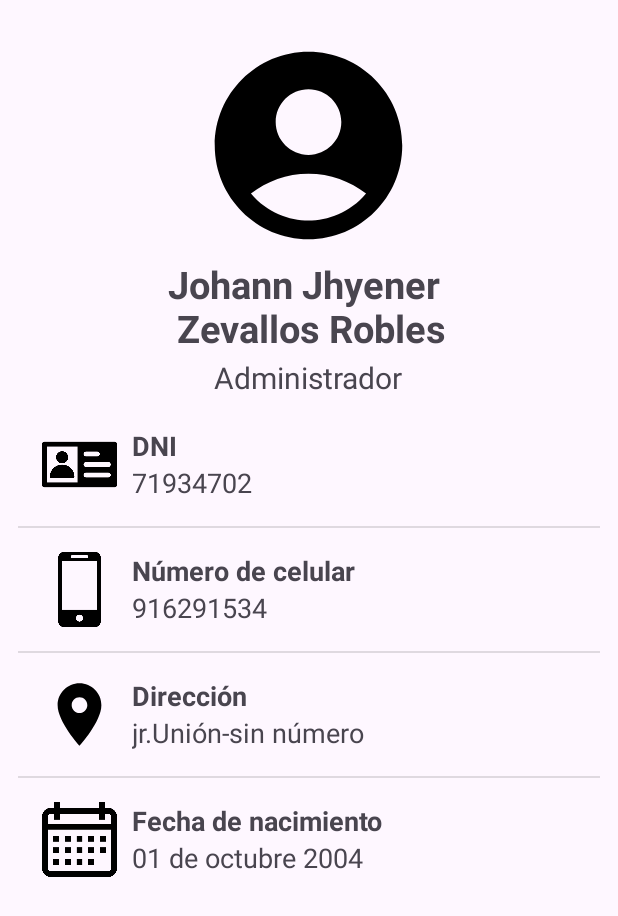
After one commit to JasonCrk/TinkaWork, an Android app: the layout activity_personal_information.xml on its own in the app's theme, with its tools: preview values and no code run, on a phone screen of 412 x 824 dp. The commit adds this screen. Shown: the top 916 px of the screen. Run offline under Robolectric (Android 15) with nearby library versions, the phone set to English and light mode, and no system bars.

Commit message:
Establishment details view and personal information view

```diff
--- a/app/src/main/AndroidManifest.xml
+++ b/app/src/main/AndroidManifest.xml
@@ -12,6 +12,9 @@
         android:supportsRtl="true"
         android:theme="@style/Theme.TinkaWork"
         tools:targetApi="31">
+        <activity
+            android:name=".account.ui.screens.PersonalInformationActivity"
+            android:exported="false" />
         <activity
             android:name=".establishment.ui.screens.EstablishmentDetailsActivity"
             android:exported="false" />
--- /dev/null
+++ b/app/src/main/res/drawable/ic_baseline_location_on_24.xml
@@ -0,0 +1,5 @@
+<vector xmlns:android="http://schemas.android.com/apk/res/android" android:height="24dp" android:tint="#000000" android:viewportHeight="24" android:viewportWidth="24" android:width="24dp">
+
+    <path android:fillColor="@android:color/white" android:pathData="M12,2C8.13,2 5,5.13 5,9c0,5.25 7,13 7,13s7,-7.75 7,-13c0,-3.87 -3.13,-7 -7,-7zM12,11.5c-1.38,0 -2.5,-1.12 -2.5,-2.5s1.12,-2.5 2.5,-2.5 2.5,1.12 2.5,2.5 -1.12,2.5 -2.5,2.5z"/>
+
+</vector>
--- /dev/null
+++ b/app/src/main/res/layout/activity_personal_information.xml
@@ -0,0 +1,199 @@
+<?xml version="1.0" encoding="utf-8"?>
+<LinearLayout xmlns:android="http://schemas.android.com/apk/res/android"
+    xmlns:app="http://schemas.android.com/apk/res-auto"
+    android:layout_width="match_parent"
+    android:layout_height="match_parent"
+    android:id="@+id/main"
+    xmlns:tools="http://schemas.android.com/tools"
+    tools:context=".account.ui.screens.PersonalInformationActivity"
+    android:orientation="vertical"
+    android:padding="12dp">
+
+    <ImageView
+        android:layout_width="150dp"
+        android:layout_height="150dp"
+        android:layout_gravity="center_horizontal"
+        android:layout_marginTop="10dp"
+        android:src="@drawable/ic_baseline_account_circle_24" />
+
+    <TextView
+        android:layout_width="wrap_content"
+        android:layout_height="wrap_content"
+        android:layout_gravity="center_horizontal"
+        android:textSize="25sp"
+        android:textStyle="bold"
+        android:layout_marginBottom="2dp"
+        android:text="Johann Jhyener \n Zevallos Robles"/>
+
+    <TextView
+        android:layout_width="wrap_content"
+        android:layout_height="wrap_content"
+        android:layout_gravity="center_horizontal"
+        android:textSize="20sp"
+        android:text="Administrador"/>
+
+    <LinearLayout
+        android:layout_width="match_parent"
+        android:layout_height="wrap_content"
+        android:orientation="vertical">
+
+        <LinearLayout
+            android:layout_width="match_parent"
+            android:layout_height="wrap_content"
+            android:orientation="horizontal"
+            android:padding="16dp"
+            android:layout_marginTop="3dp">
+
+            <ImageView
+                android:layout_width="50dp"
+                android:layout_height="50dp"
+                android:src="@drawable/dni"
+                android:layout_marginEnd="10dp"/>
+
+            <LinearLayout
+                android:layout_width="match_parent"
+                android:layout_height="wrap_content"
+                android:orientation="vertical"
+                android:layout_gravity="center_vertical">
+
+                <TextView
+                    android:layout_width="wrap_content"
+                    android:layout_height="wrap_content"
+                    android:text="DNI"
+                    android:textSize="18sp"
+                    android:textStyle="bold" />
+                <TextView
+                    android:layout_width="wrap_content"
+                    android:layout_height="wrap_content"
+                    android:text="71934702"
+                    android:textSize="18sp" />
+
+            </LinearLayout>
+
+
+        </LinearLayout>
+
+        <View
+            android:id="@+id/divider"
+            android:layout_width="match_parent"
+            android:layout_height="1dp"
+            android:background="?android:attr/listDivider" />
+
+        <LinearLayout
+            android:layout_width="match_parent"
+            android:layout_height="wrap_content"
+            android:orientation="horizontal"
+            android:padding="16dp">
+
+            <ImageView
+                android:layout_width="50dp"
+                android:layout_height="50dp"
+                android:src="@drawable/phone"
+                android:layout_marginEnd="10dp"/>
+
+            <LinearLayout
+                android:layout_width="match_parent"
+                android:layout_height="wrap_content"
+                android:orientation="vertical"
+                android:layout_gravity="center_vertical">
+
+                <TextView
+                    android:layout_width="wrap_content"
+                    android:layout_height="wrap_content"
+                    android:text="Número de celular"
+                    android:textSize="18sp"
+                    android:textStyle="bold" />
+                <TextView
+                    android:layout_width="wrap_content"
+                    android:layout_height="wrap_content"
+                    android:text="916291534"
+                    android:textSize="18sp" />
+
+            </LinearLayout>
+
+        </LinearLayout>
+
+        <View
+            android:id="@+id/divider4"
+            android:layout_width="match_parent"
+            android:layout_height="1dp"
+            android:background="?android:attr/listDivider" />
+
+        <LinearLayout
+            android:layout_width="match_parent"
+            android:layout_height="wrap_content"
+            android:orientation="horizontal"
+            android:padding="16dp">
+
+            <ImageView
+                android:layout_width="50dp"
+                android:layout_height="50dp"
+                android:layout_marginEnd="10dp"
+                android:src="@drawable/ic_baseline_location_on_24" />
+
+            <LinearLayout
+                android:layout_width="match_parent"
+                android:layout_height="wrap_content"
+                android:orientation="vertical"
+                android:layout_gravity="center_vertical">
+
+                <TextView
+                    android:layout_width="wrap_content"
+                    android:layout_height="wrap_content"
+                    android:text="Dirección"
+                    android:textSize="18sp"
+                    android:textStyle="bold" />
+                <TextView
+                    android:layout_width="wrap_content"
+                    android:layout_height="wrap_content"
+                    android:text="jr.Unión-sin número"
+                    android:textSize="18sp" />
+
+            </LinearLayout>
+
+        </LinearLayout>
+
+        <View
+            android:id="@+id/divider5"
+            android:layout_width="match_parent"
+            android:layout_height="1dp"
+            android:background="?android:attr/listDivider" />
+
+        <LinearLayout
+            android:layout_width="match_parent"
+            android:layout_height="wrap_content"
+            android:orientation="horizontal"
+            android:padding="16dp">
+
+            <ImageView
+                android:layout_width="50dp"
+                android:layout_height="50dp"
+                android:src="@drawable/calendar"
+                android:layout_marginEnd="10dp"/>
+
+            <LinearLayout
+                android:layout_width="match_parent"
+                android:layout_height="wrap_content"
+                android:layout_gravity="center_vertical"
+                android:orientation="vertical">
+
+                <TextView
+                    android:layout_width="wrap_content"
+                    android:layout_height="wrap_content"
+                    android:text="Fecha de nacimiento"
+                    android:textSize="18sp"
+                    android:textStyle="bold" />
+
+                <TextView
+                    android:layout_width="wrap_content"
+                    android:layout_height="wrap_content"
+                    android:text="01 de octubre 2004"
+                    android:textSize="18sp" />
+
+            </LinearLayout>
+
+        </LinearLayout>
+
+    </LinearLayout>
+
+</LinearLayout>
```
Also changed, not shown: app/src/main/java/com/latinka/tinkawork/account/ui/screens/PersonalInformationActivity.kt (renamed from app/src/main/java/com/latinka/tinkawork/auth/ui/screens/LoginActivity.kt, +4 -3 lines), app/src/main/res/layout/activity_establishment_details.xml (+158 -3 lines), app/src/main/res/drawable/calendar.png (added), app/src/main/res/drawable/dni.png (added), app/src/main/res/drawable/ic_imagen.png (added), app/src/main/res/drawable/phone.png (added).
